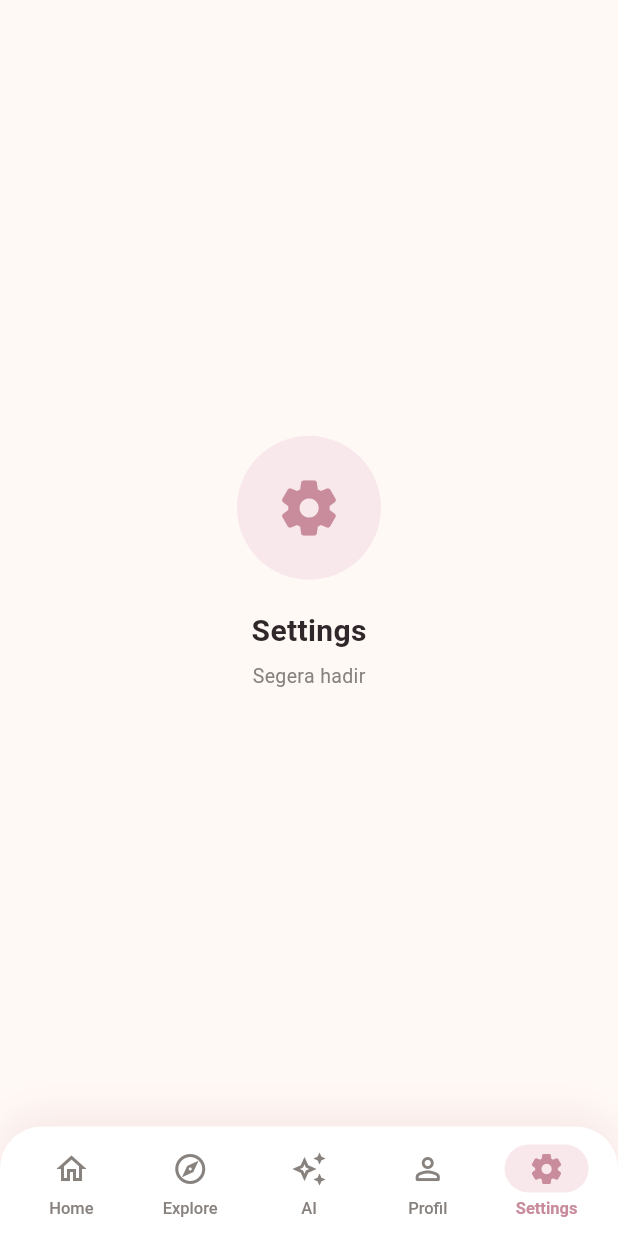
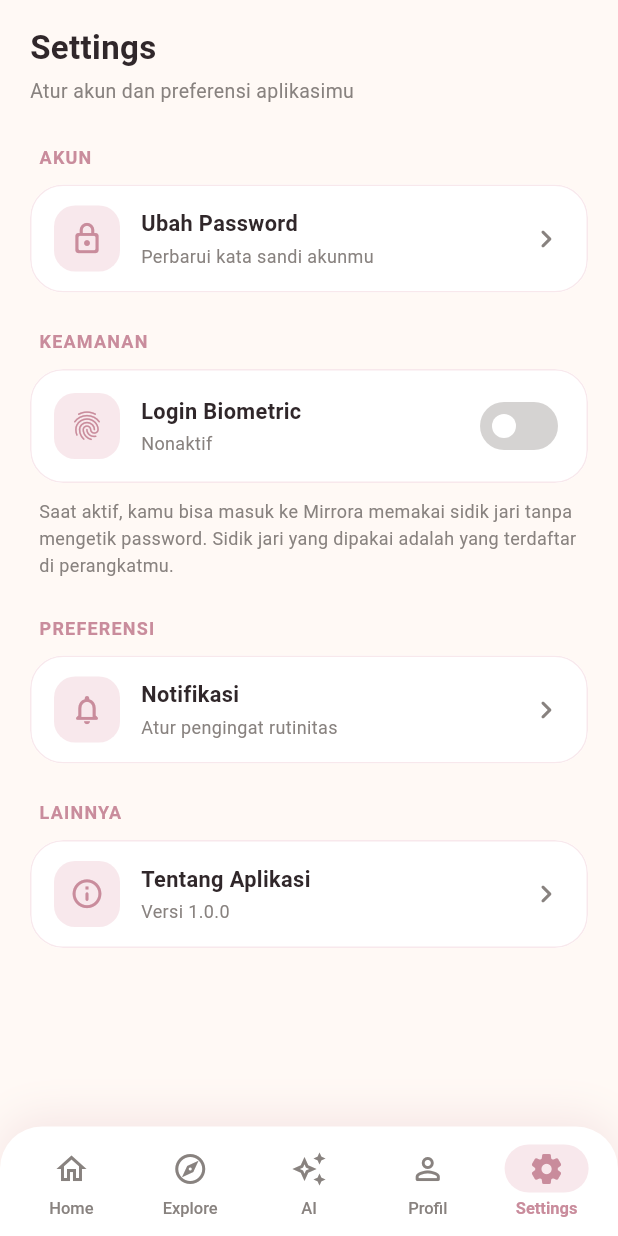
Before and after one commit to dndraamy/mirrora-app, a Flutter app: the MainNavigation screen opened directly, item 5 of the bottom bar chosen, on a phone screen of 412 x 824 dp. Run offline on Flutter 3.47's test engine with Material 3 defaults, Android fonts, the phone set to English and light mode, and no system bars; our stand-ins replace flutter_secure_storage, hive_flutter, image_picker, local_auth, supabase_flutter; missing offline and left inert: bcrypt; accounts and stored records are empty.

Commit message:
feat: add settings; fixing biometric

```diff
--- a/lib/screens/main_navigation.dart
+++ b/lib/screens/main_navigation.dart
@@ -4,6 +4,7 @@ import '../theme/mirrora_theme.dart';
 import '../widgets/mirrora_bottom_nav.dart';
 import 'home_screen.dart';
 import 'profile_screen.dart';
+import 'settings_screen.dart';
 
 /// Container utama setelah login: 5 tab (Home, Explore, AI, Profil, Settings).
 class MainNavigation extends StatefulWidget {
@@ -38,7 +39,7 @@ class _MainNavigationState extends State<MainNavigation> {
         userName: _userName,
         onProfileChanged: (name) => setState(() => _userName = name),
       ),
-      const _PlaceholderTab(title: 'Settings', icon: Icons.settings_rounded),
+      const SettingsScreen(),
     ];
 
     return Scaffold(
--- /dev/null
+++ b/lib/screens/settings_screen.dart
@@ -0,0 +1,378 @@
+import 'package:flutter/material.dart';
+import 'package:hive_flutter/hive_flutter.dart';
+import 'package:local_auth/local_auth.dart';
+import 'package:supabase_flutter/supabase_flutter.dart';
+
+import '../theme/mirrora_theme.dart';
+import 'about_app_screen.dart';
+
+class SettingsScreen extends StatefulWidget {
+  const SettingsScreen({super.key});
+
+  @override
+  State<SettingsScreen> createState() => _SettingsScreenState();
+}
+
+class _SettingsScreenState extends State<SettingsScreen> {
+  static const String _biometricHiveKey = 'mirrora_biometric_enabled';
+  final LocalAuthentication _localAuth = LocalAuthentication();
+
+  bool _biometricOn = false;
+  bool _isBusy = false;
+
+  @override
+  void initState() {
+    super.initState();
+    _load();
+  }
+
+  void _load() {
+    final enabled =
+        Hive.box('settingsBox').get(_biometricHiveKey, defaultValue: false)
+            as bool;
+    if (!mounted) return;
+    setState(() => _biometricOn = enabled);
+  }
+
+  void _showMessage(String message) {
+    if (!mounted) return;
+    ScaffoldMessenger.of(context)
+      ..hideCurrentSnackBar()
+      ..showSnackBar(SnackBar(content: Text(message)));
+  }
+
+  void _open(Widget page) {
+    Navigator.push(context, MaterialPageRoute(builder: (_) => page));
+  }
+
+  Future<void> _toggleBiometric(bool enable) async {
+    if (_isBusy) return;
+
+    setState(() => _isBusy = true);
+
+    try {
+      // Pastikan Supabase session masih aktif.
+      final supabaseUser = Supabase.instance.client.auth.currentUser;
+      if (supabaseUser == null) {
+        _showMessage('Sesi tidak ditemukan. Silakan login ulang.');
+        return;
+      }
+
+      if (enable) {
+        final canCheck = await _localAuth.canCheckBiometrics;
+        final isSupported = await _localAuth.isDeviceSupported();
+
+        if (!canCheck || !isSupported) {
+          _showMessage('Perangkat belum mendukung autentikasi biometrik.');
+          return;
+        }
+
+        // Verifikasi sidik jari dulu sebelum fitur diaktifkan.
+        final authenticated = await _localAuth.authenticate(
+          localizedReason: 'Verifikasi sidik jari untuk mengaktifkan login',
+          biometricOnly: true,
+          persistAcrossBackgrounding: true,
+        );
+
+        if (!authenticated) {
+          _showMessage('Verifikasi dibatalkan. Login biometric belum aktif.');
+          return;
+        }
+
+        await Hive.box('settingsBox').put(_biometricHiveKey, true);
+        if (!mounted) return;
+        setState(() => _biometricOn = true);
+        _showMessage('Login biometric diaktifkan.');
+      } else {
+        await Hive.box('settingsBox').put(_biometricHiveKey, false);
+        if (!mounted) return;
+        setState(() => _biometricOn = false);
+        _showMessage('Login biometric dinonaktifkan.');
+      }
+    } on LocalAuthException catch (e) {
+      _showMessage('Fingerprint tidak dapat digunakan: ${e.code.name}');
+    } catch (e) {
+      debugPrint('Biometric toggle error: $e');
+      _showMessage('Terjadi kesalahan: $e');
+    } finally {
+      if (mounted) setState(() => _isBusy = false);
+    }
+  }
+
+  @override
+  Widget build(BuildContext context) {
+    return SafeArea(
+      bottom: false,
+      child: SingleChildScrollView(
+        padding: const EdgeInsets.fromLTRB(20, 16, 20, 28),
+        child: Column(
+          crossAxisAlignment: CrossAxisAlignment.stretch,
+          children: [
+            const Text(
+              'Settings',
+              style: TextStyle(
+                fontSize: 22,
+                fontWeight: FontWeight.w700,
+                color: MirroraTheme.charcoal,
+              ),
+            ),
+            const SizedBox(height: 4),
+            const Text(
+              'Atur akun dan preferensi aplikasimu',
+              style: TextStyle(fontSize: 13, color: MirroraTheme.warmGray),
+            ),
+            const SizedBox(height: 26),
+
+            // ------------------------------------------------------- AKUN
+            const _SectionLabel('Akun'),
+            _SettingsCard(
+              children: [
+                _SettingTile(
+                  icon: Icons.lock_outline_rounded,
+                  title: 'Ubah Password',
+                  subtitle: 'Perbarui kata sandi akunmu',
+                  onTap: () => _open(
+                    const _PlaceholderTab(
+                      title: 'Ubah Password',
+                      icon: Icons.lock_outline_rounded,
+                    ),
+                  ),
+                ),
+              ],
+            ),
+            const SizedBox(height: 24),
+
+            // -------------------------------------------------- KEAMANAN
+            const _SectionLabel('Keamanan'),
+            _SettingsCard(
+              children: [
+                _SettingTile(
+                  icon: Icons.fingerprint_rounded,
+                  title: 'Login Biometric',
+                  subtitle: _biometricOn
+                      ? 'Aktif - masuk dengan sidik jari'
+                      : 'Nonaktif',
+                  trailing: Switch(
+                    value: _biometricOn,
+                    onChanged: _isBusy ? null : _toggleBiometric,
+                    activeThumbColor: MirroraTheme.white,
+                    activeTrackColor: MirroraTheme.dustyRose,
+                    inactiveThumbColor: MirroraTheme.white,
+                    inactiveTrackColor: MirroraTheme.warmGray.withValues(
+                      alpha: 0.35,
+                    ),
+                    trackOutlineColor: WidgetStateProperty.all(
+                      Colors.transparent,
+                    ),
+                  ),
+                  onTap: _isBusy ? null : () => _toggleBiometric(!_biometricOn),
+                ),
+              ],
+            ),
+            const Padding(
+              padding: EdgeInsets.fromLTRB(6, 10, 6, 0),
+              child: Text(
+                'Saat aktif, kamu bisa masuk ke Mirrora memakai sidik jari '
+                'tanpa mengetik password. Sidik jari yang dipakai adalah '
+                'yang terdaftar di perangkatmu.',
+                style: TextStyle(
+                  fontSize: 12,
+                  height: 1.5,
+                  color: MirroraTheme.warmGray,
+                ),
+              ),
+            ),
+            const SizedBox(height: 24),
+
+            // ----------------------------------------------- PREFERENSI
+            const _SectionLabel('Preferensi'),
+            _SettingsCard(
+              children: [
+                _SettingTile(
+                  icon: Icons.notifications_none_rounded,
+                  title: 'Notifikasi',
+                  subtitle: 'Atur pengingat rutinitas',
+                  onTap: () => _open(
+                    const _PlaceholderTab(
+                      title: 'Notifikasi',
+                      icon: Icons.notifications_none_rounded,
+                    ),
+                  ),
+                ),
+              ],
+            ),
+            const SizedBox(height: 24),
+
+            // -------------------------------------------------- LAINNYA
+            const _SectionLabel('Lainnya'),
+            _SettingsCard(
+              children: [
+                _SettingTile(
+                  icon: Icons.info_outline_rounded,
+                  title: 'Tentang Aplikasi',
+                  subtitle: 'Versi ${AboutScreen.version}',
+                  onTap: () => _open(const AboutScreen()),
+                ),
+              ],
+            ),
+          ],
+        ),
+      ),
+    );
+  }
+}
+
+// ================================================================ WIDGETS
+
+class _SectionLabel extends StatelessWidget {
+  const _SectionLabel(this.text);
+
+  final String text;
+
+  @override
+  Widget build(BuildContext context) {
+    return Padding(
+      padding: const EdgeInsets.fromLTRB(6, 0, 6, 10),
+      child: Text(
+        text.toUpperCase(),
+        style: const TextStyle(
+          fontSize: 12,
+          fontWeight: FontWeight.w700,
+          letterSpacing: 0.8,
+          color: MirroraTheme.dustyRose,
+        ),
+      ),
+    );
+  }
+}
+
+class _SettingsCard extends StatelessWidget {
+  const _SettingsCard({required this.children});
+
+  final List<Widget> children;
+
+  @override
+  Widget build(BuildContext context) {
+    return Material(
+      color: MirroraTheme.white,
+      clipBehavior: Clip.antiAlias,
+      shape: RoundedRectangleBorder(
+        borderRadius: BorderRadius.circular(22),
+        side: const BorderSide(color: MirroraTheme.blushPink),
+      ),
+      child: Column(children: children),
+    );
+  }
+}
+
+class _SettingTile extends StatelessWidget {
+  const _SettingTile({
+    required this.icon,
+    required this.title,
+    required this.subtitle,
+    this.trailing,
+    this.onTap,
+  });
+
+  final IconData icon;
+  final String title;
+  final String subtitle;
+  final Widget? trailing;
+  final VoidCallback? onTap;
+
+  @override
+  Widget build(BuildContext context) {
+    return InkWell(
+      onTap: onTap,
+      child: Padding(
+        padding: const EdgeInsets.symmetric(horizontal: 16, vertical: 14),
+        child: Row(
+          children: [
+            Container(
+              width: 44,
+              height: 44,
+              decoration: BoxDecoration(
+                color: MirroraTheme.blushPink,
+                borderRadius: BorderRadius.circular(14),
+              ),
+              child: Icon(icon, size: 23, color: MirroraTheme.dustyRose),
+            ),
+            const SizedBox(width: 14),
+            Expanded(
+              child: Column(
+                crossAxisAlignment: CrossAxisAlignment.start,
+                children: [
+                  Text(
+                    title,
+                    style: const TextStyle(
+                      fontSize: 14.5,
+                      fontWeight: FontWeight.w600,
+                      color: MirroraTheme.charcoal,
+                    ),
+                  ),
+                  const SizedBox(height: 2),
+                  Text(
+                    subtitle,
+                    style: const TextStyle(
+                      fontSize: 12,
+                      color: MirroraTheme.warmGray,
+                    ),
+                  ),
+                ],
+              ),
+            ),
+            const SizedBox(width: 8),
+            trailing ??
+                const Icon(
+                  Icons.chevron_right_rounded,
+                  color: MirroraTheme.warmGray,
+                ),
+          ],
+        ),
+      ),
+    );
+  }
+}
+
+class _PlaceholderTab extends StatelessWidget {
+  const _PlaceholderTab({required this.title, required this.icon});
+
+  final String title;
+  final IconData icon;
+
+  @override
+  Widget build(BuildContext context) {
+    return SafeArea(
+      child: Center(
+        child: Column(
+          mainAxisSize: MainAxisSize.min,
+          children: [
+            Container(
+              width: 96,
+              height: 96,
+              decoration: const BoxDecoration(
+                color: MirroraTheme.blushPink,
+                shape: BoxShape.circle,
+              ),
+              child: Icon(icon, size: 44, color: MirroraTheme.dustyRose),
+            ),
+            const SizedBox(height: 20),
+            Text(
+              title,
+              style: const TextStyle(
+                fontSize: 20,
+                fontWeight: FontWeight.w700,
+                color: MirroraTheme.charcoal,
+              ),
+            ),
+            const SizedBox(height: 6),
+            const Text(
+              'Segera hadir',
+              style: TextStyle(fontSize: 13, color: MirroraTheme.warmGray),
+            ),
+          ],
+        ),
+      ),
+    );
+  }
+}
```
Also changed, not shown: lib/screens/about_app_screen.dart (added, +178 -0 lines), lib/screens/biometric_login_screen.dart (+12 -8 lines).
